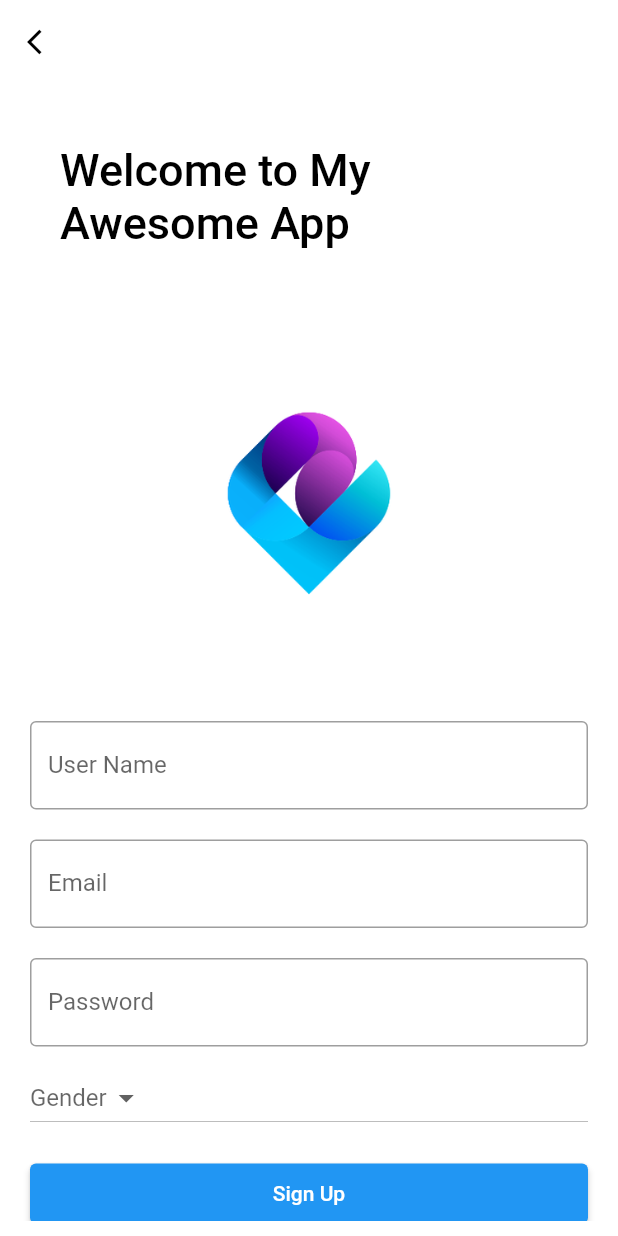
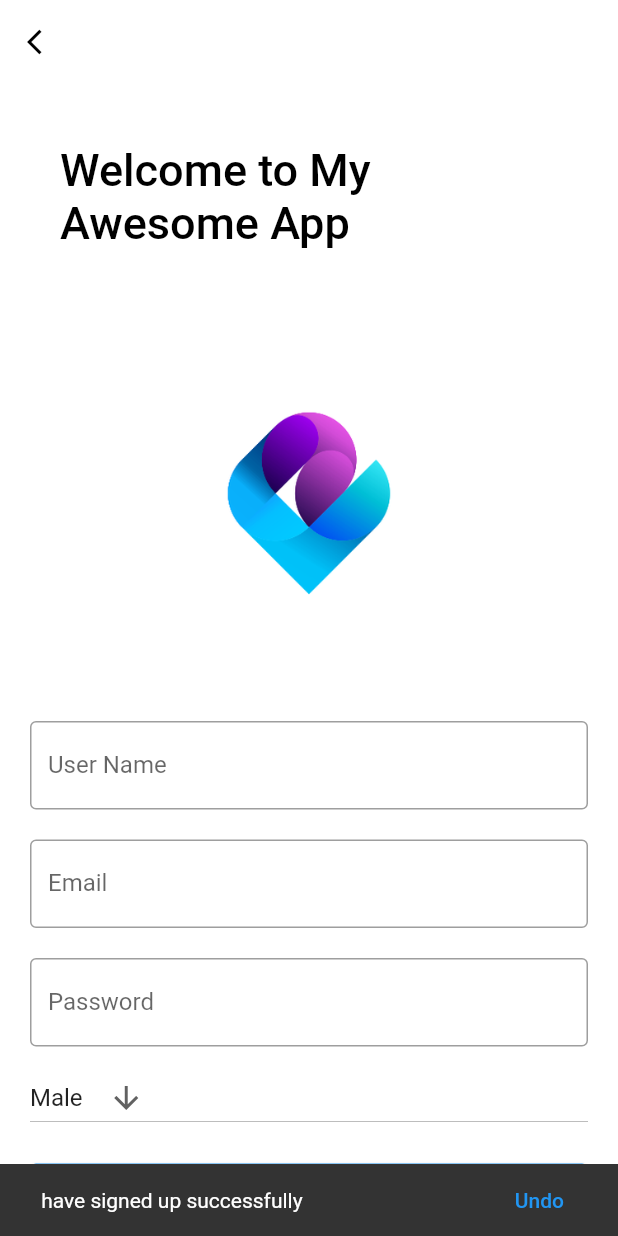
Before and after one commit to Izzan54/Syafiqah-Exercise-3, a Flutter app: the SignupPage screen opened directly, after a tap on "Sign Up", on a phone screen of 412 x 824 dp. Run offline on Flutter 3.47's test engine with Material 2 defaults, Android fonts, the phone set to English and light mode, and no system bars; our stand-ins replace shared_preferences; missing offline and left inert: shared_preferences_web; accounts and stored records are empty.

Commit message:
latest update

```diff
--- a/lib/signup.dart
+++ b/lib/signup.dart
@@ -12,7 +12,8 @@ class _DropDownState extends State<SignupPage> {
   TextEditingController nameInput = TextEditingController();
   TextEditingController emailInput = TextEditingController();
   TextEditingController passwordInput = TextEditingController();
-  String dropdownValue = 'Gender';
+  String dropdownValue = 'Male';
+
 
   @override
   Widget build(BuildContext context) {
@@ -86,16 +87,24 @@ class _DropDownState extends State<SignupPage> {
                 ),
                 Container(
                   padding: EdgeInsets.all(10),
-                  child: DropdownButton<String>(
-                    hint: Text('Gender'),
-                    items: <String>['Male', 'Female'].map((String value) {
-                      return DropdownMenuItem<String>(
-                        value: value,
-                        child: Text(value),
-                      );
-                    }).toList(),
-                    onChanged: (_) {},
-                  ),
+                  child:
+                  DropdownButton<String>(
+    value: dropdownValue,
+    icon: const Icon(Icons.arrow_downward),
+    onChanged: (String? newValue) {
+      setState(() {
+        dropdownValue = newValue!;
+      });
+    },
+    items: <String>['Male', 'Female']
+      .map<DropdownMenuItem<String>>((String value) {
+        return DropdownMenuItem<String>(
+          value: value,
+          child: Text(value),
+        );
+      })
+      .toList(),
+  )
                 ),
                 Container(
                     height: 50,
@@ -109,7 +118,16 @@ class _DropDownState extends State<SignupPage> {
                         // ignore: unused_local_variable
                         String? name = prefs.getString('name');
                         await prefs.setString('name', 'Some Value');
-                        print("Hello, $name");
+
+                       final snackBar = SnackBar(
+                            content: Text("$name have signed up successfully"),
+                        action: SnackBarAction(label: "Undo", onPressed: (){
+
+                        },),);
+                        ScaffoldMessenger.of(context).showSnackBar(snackBar);
+                        print(nameInput.text);
+                        print(emailInput.text);
+                        print(passwordInput.text);
                       },
                     )),
               ],
```
